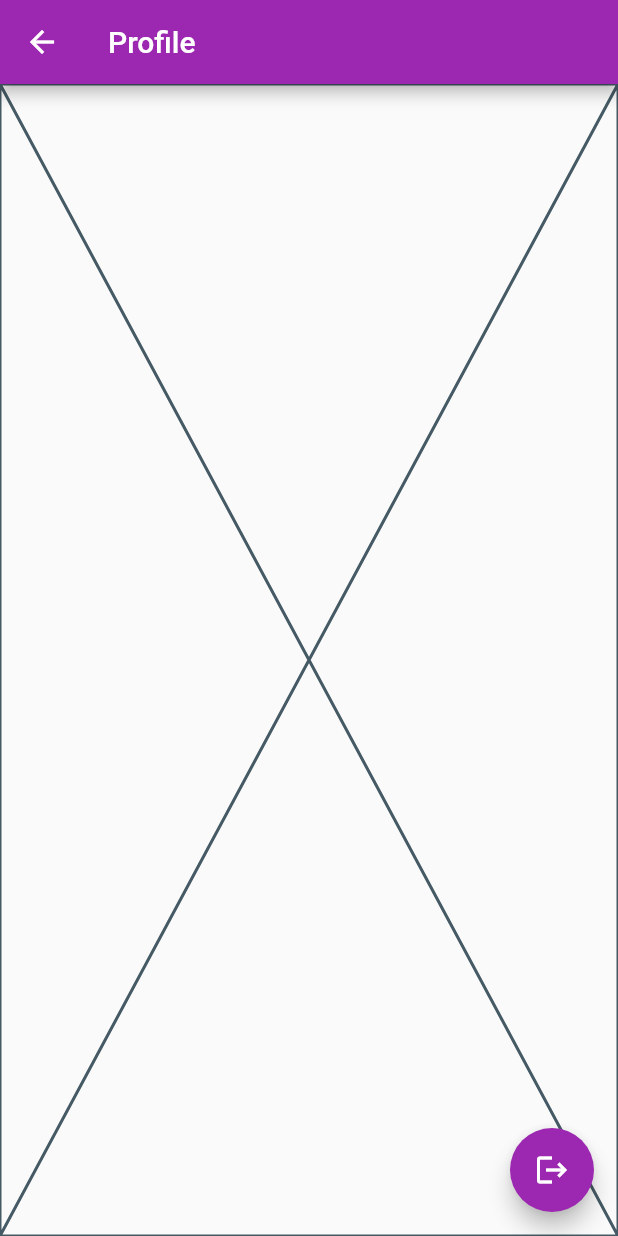
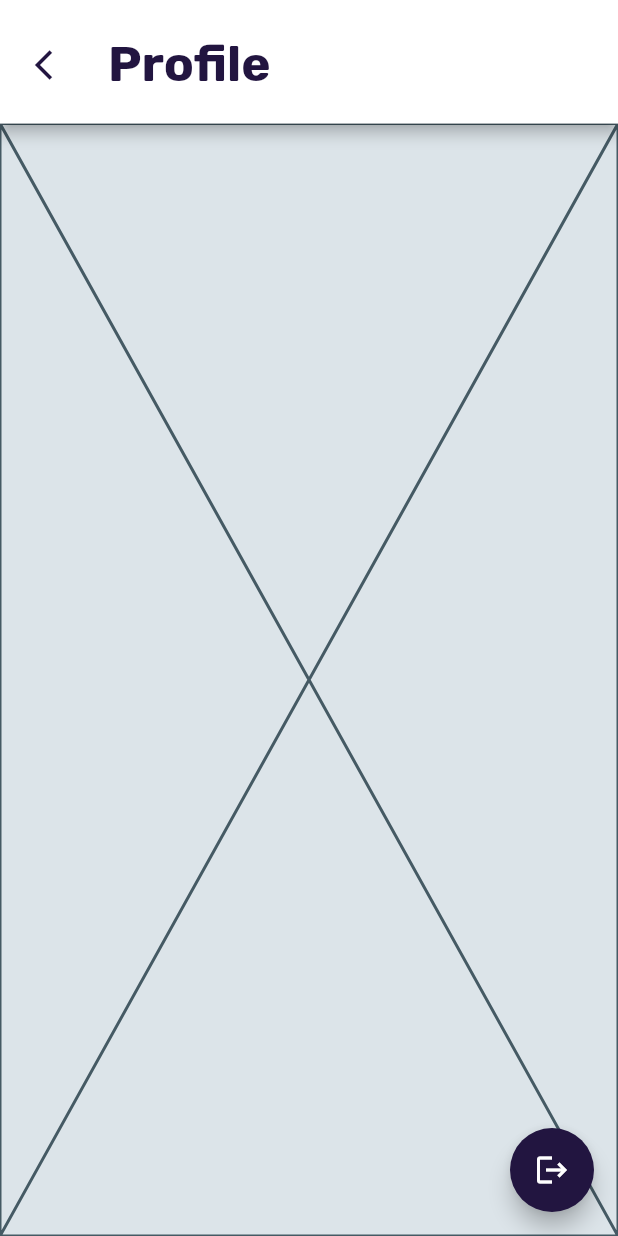
Before and after one commit to jonsonkurt/Quality-Control-Tracker, a Flutter app: the InspectorDashboardPage screen opened directly, after a tap on the "account circle" icon, on a phone screen of 412 x 824 dp. Run offline on Flutter 3.47's test engine with Material 2 defaults, Android fonts, the phone set to English and light mode, and no system bars; our stand-ins replace dropdown_search, firebase_auth, firebase_core, firebase_database, flutter_snake_navigationbar, logger and 1 more; missing offline and left inert: encrypt, textfield_datepicker; accounts and stored records are empty.

Commit message:
semi final inspector POV

```diff
--- a/lib/view/inspector/inspector_dashboard_page.dart
+++ b/lib/view/inspector/inspector_dashboard_page.dart
@@ -18,23 +18,45 @@ class _InspectorDashboardPageState extends State<InspectorDashboardPage> {
 
   @override
   Widget build(BuildContext context) {
+    final mediaQuery = MediaQuery.of(context);
     return WillPopScope(
       onWillPop: () async {
         return false; // Disable back button
       },
+
       child: Scaffold(
         backgroundColor: const Color(0xFFDCE4E9),
-        appBar: AppBar(
+        appBar: PreferredSize(
+          preferredSize: Size.fromHeight(
+            mediaQuery.size.height * 0.1
+          ),
+          child: AppBar(
             backgroundColor: Colors.white,
             automaticallyImplyLeading: false,
-          title: const Text(
+            title: Padding(
+            padding: EdgeInsets.fromLTRB(
+              0,
+              mediaQuery.size.height * 0.035,
+              mediaQuery.size.width * 0.06,
+              0),
+            child: Text(
               'Dashboard',
               style: TextStyle(
-              color: Color(0xFF221540),
+                fontFamily: 'Rubik Bold',
+                fontSize: mediaQuery.size.height * 0.04,
+                color: const Color(0xFF221540),
+              ),
             ),
           ),
             actions: [
-            IconButton(
+              Padding(
+                padding: EdgeInsets.fromLTRB(
+                0,
+                mediaQuery.size.height * 0.017,
+                mediaQuery.size.width * 0.035,
+                0,
+              ),
+                child: IconButton(
                   onPressed: () {
                     // ignore: use_build_context_synchronously
                     Navigator.push<void>(
@@ -44,12 +66,15 @@ class _InspectorDashboardPageState extends State<InspectorDashboardPage> {
                       ),
                     );
                   },
-              icon: const Icon(
+                  icon: Icon(
                     Icons.account_circle,
-                color: Colors.purple,
+                    size: mediaQuery.size.height * 0.045,
+                    color: const Color(0xFF221540),
+                  ),
                 ),
               ),
             ],
+          ),
         ),
         body: FirebaseAnimatedList(
           query: FirebaseDatabase.instance
@@ -93,14 +118,39 @@ class _InspectorDashboardPageState extends State<InspectorDashboardPage> {
                       children: [
                         Text(
                           'Project Name: $projectName',
-                          style: const TextStyle(fontWeight: FontWeight.bold),
+                          style: TextStyle(
+                            fontFamily: 'Rubik Bold',
+                            fontSize: mediaQuery.size.height * 0.02,
+                            color: const Color(0xFF221540)
                             ),
-                        const SizedBox(height: 8.0),
-                        Text('Location: $projectLocation'),
-                        const SizedBox(height: 8.0),
-                        Text('Deadline: $projectDeadline'),
-                        const SizedBox(height: 8.0),
-                        Text('Status: $projectStatus'),
+                        ),
+                        SizedBox(height: mediaQuery.size.height * 0.01),
+                        Text(
+                          'Location: $projectLocation',
+                          style: TextStyle(
+                            fontFamily: 'Karla Regular',
+                            fontSize: mediaQuery.size.height * 0.02,
+                            color: const Color(0xFF221540),
+                        ),
+                          ),
+                        SizedBox(height: mediaQuery.size.height * 0.01),
+                        Text(
+                          'Deadline: $projectDeadline',
+                          style: TextStyle(
+                            fontFamily: 'Karla Regular',
+                            fontSize: mediaQuery.size.height * 0.02,
+                            color: const Color(0xFF221540),
+                            ),
+                          ),
+                        SizedBox(height: mediaQuery.size.height * 0.01),
+                        Text(
+                          'Status: $projectStatus',
+                          style: TextStyle(
+                            fontFamily: 'Karla Regular',
+                            fontSize: mediaQuery.size.height * 0.02,
+                            color: const Color(0xFF221540)
+                              ),
+                            ),
                       ],
                     ),
                   ),
--- a/lib/view/inspector/inspector_profile_page.dart
+++ b/lib/view/inspector/inspector_profile_page.dart
@@ -24,13 +24,52 @@ class _InspectorProfilePageState extends State<InspectorProfilePage> {
 
   @override
   Widget build(BuildContext context) {
+
+    final mediaQuery = MediaQuery.of(context);
+
     return Scaffold(
-      appBar: AppBar(
-        title: const Text('Profile'),
+      backgroundColor: const Color(0xFFDCE4E9),
+      appBar: PreferredSize(
+        preferredSize: Size.fromHeight(
+          mediaQuery.size.height * 0.1,
+        ),
+        child: AppBar(
+          title: Padding(
+            padding: EdgeInsets.only(
+              top: mediaQuery.size.height * 0.035
+              ),
+            child: Text(
+              'Profile',
+              style: TextStyle(
+                fontFamily: 'Rubik Bold',
+                fontSize: mediaQuery.size.height * 0.04,
+                color: const Color(0xFF221540),
+              ),
+              ),
+          ),
+          backgroundColor: Colors.white,
+          leading: Padding(
+            padding: EdgeInsets.fromLTRB(
+              mediaQuery.size.width * 0.035,
+              mediaQuery.size.height * 0.028,
+              0,
+              0,
+              ),
+              child: IconButton(
+              onPressed: () {
+                Navigator.pop(context);
+                },
+                icon: const Icon(
+                    Icons.arrow_back_ios,
+                    color: Color(0xFF221540),),
+                  ),
+              ),
+        ),
       ),
       body: const Placeholder(),
       floatingActionButton: FloatingActionButton(
         onPressed: _logout,
+        backgroundColor: const Color(0xFF221540),
         child: const Icon(Icons.logout),
       ),
     );
--- a/lib/view/responsible_party/responsible_party_home_page.dart
+++ b/lib/view/responsible_party/responsible_party_home_page.dart
@@ -16,7 +16,9 @@ class ResponsiblePartyHomePage extends StatefulWidget {
 class _ResponsiblePartyHomePageState extends State<ResponsiblePartyHomePage> {
   @override
   Widget build(BuildContext context) {
+
     final mediaQuery = MediaQuery.of(context);
+
     return Scaffold(
         backgroundColor: const Color(0xFFDCE4E9),
         appBar: PreferredSize(
--- a/lib/view/responsible_party/responsible_party_profile_page.dart
+++ b/lib/view/responsible_party/responsible_party_profile_page.dart
@@ -26,7 +26,9 @@ class _ResponsiblePartyProfilePageState
 
   @override
   Widget build(BuildContext context) {
+
     final mediaQuery = MediaQuery.of(context);
+
     return Scaffold(
       backgroundColor: const Color(0xFFDCE4E9),
       appBar: PreferredSize(
--- a/lib/view/responsible_party/responsible_party_update_page.dart
+++ b/lib/view/responsible_party/responsible_party_update_page.dart
@@ -26,7 +26,9 @@ class _ResponsiblePartyUpdatePageState
 
   @override
   Widget build(BuildContext context) {
+
     final mediaQuery = MediaQuery.of(context);
+
     return Scaffold(
         backgroundColor: const Color(0xFFDCE4E9),
         appBar: PreferredSize(
```
Also changed, not shown: lib/view/inspector/inspector_home_page.dart (+28 -6 lines), lib/view/inspector/inspector_list_page.dart (+24 -7 lines), lib/view/responsible_party/responsible_party_dashboard_page.dart (+4 -4 lines). Lines whose indentation alone changed are shown as unchanged.
